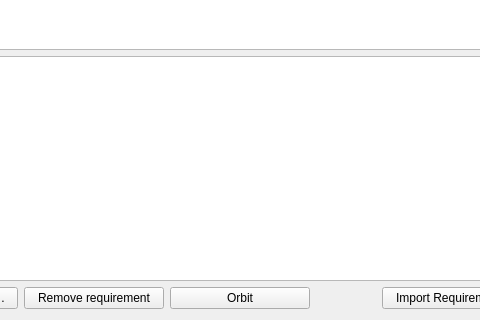
Before: the Qt Designer form tastewidgets/requirements/requirementswidget.ui in esa/TasteQtWidgets, drawn with Qt 5; both pictures show x 131 to 611 and y 242 to 562 of the 956 by 562 pixel window.
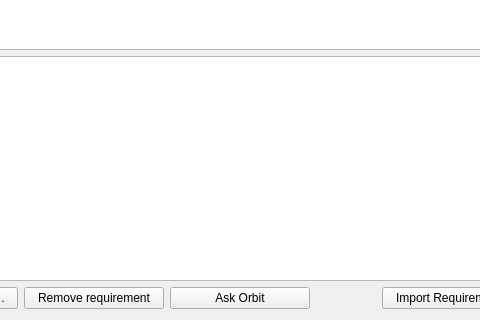
After: the same form once the commit is applied.

Commit message: Give the Orbit chat the requirements and an ECSS briefing, with helpers

```diff
--- a/tastewidgets/requirements/requirementswidget.ui
+++ b/tastewidgets/requirements/requirementswidget.ui
@@ -173,7 +173,7 @@
         </size>
        </property>
        <property name="text">
-        <string>Orbit</string>
+        <string>Ask Orbit</string>
        </property>
       </widget>
      </item>
```
The commit also changes 7 other files.
